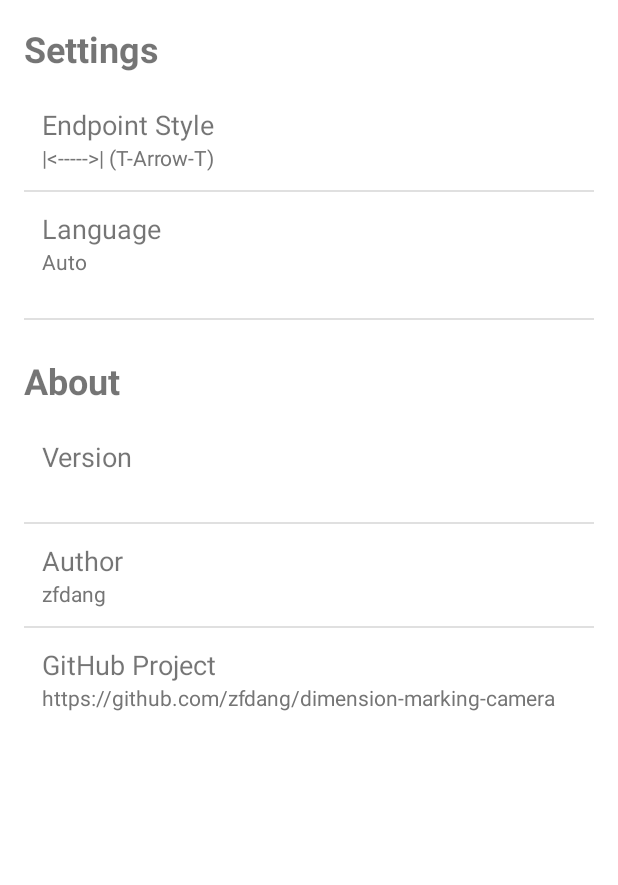
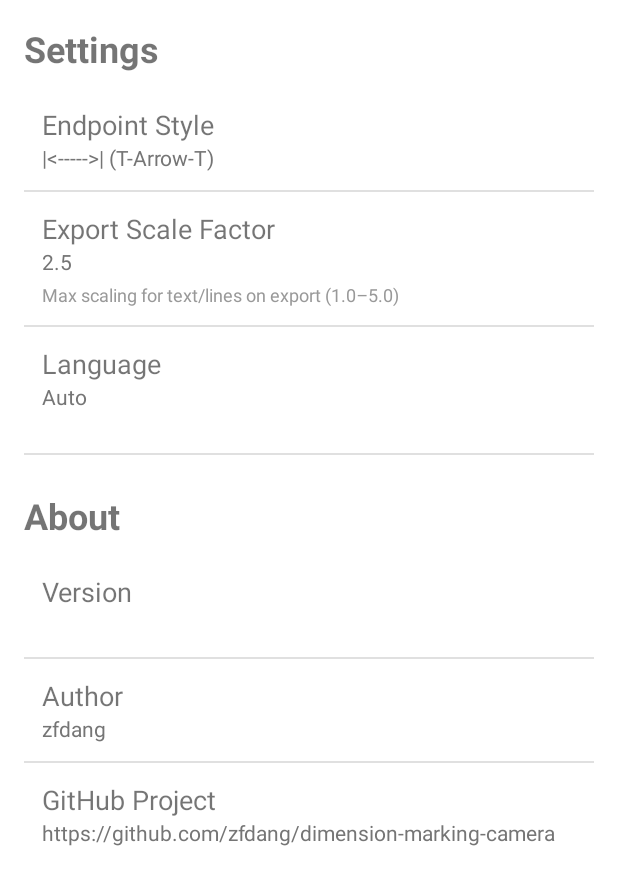
Before and after one commit to zfdang/dimension-marking-camera, an Android app: the layout fragment_settings.xml on its own in the app's theme, with its tools: preview values and no code run, on a phone screen of 412 x 824 dp. Shown: the top 885 px of the screen. Run offline under Robolectric (Android 15) with nearby library versions, the phone set to English and light mode, and no system bars.

Commit message:
refine photo-export, limit the scalefactor of text & line width

```diff
--- a/app/src/main/java/com/zfdang/dimensioncam/utils/Constants.java
+++ b/app/src/main/java/com/zfdang/dimensioncam/utils/Constants.java
@@ -14,8 +14,8 @@ public class Constants {
     public static final float TOUCH_THRESHOLD_DP = 50f;
 
     // Annotation rendering
-    // Base text size for annotation labels
-    public static final float BASE_TEXT_SIZE = 40f;
+    // Base text size for annotation labels (optimized for square root scaling)
+    public static final float BASE_TEXT_SIZE = 48f;
 
     // Shadow layer radius for text readability
     public static final float SHADOW_RADIUS = 2f;
--- a/app/src/main/res/layout/fragment_settings.xml
+++ b/app/src/main/res/layout/fragment_settings.xml
@@ -33,6 +33,42 @@
             android:layout_height="wrap_content"
             android:text="@string/style_t_arrow_t"
             android:textColor="#757575" />
+    </LinearLayout>
+
+    <View
+        android:layout_width="match_parent"
+        android:layout_height="1dp"
+        android:background="#E0E0E0" />
+
+    <!-- Max Scale Factor -->
+    <LinearLayout
+        android:id="@+id/ll_max_scale_factor"
+        android:layout_width="match_parent"
+        android:layout_height="wrap_content"
+        android:orientation="vertical"
+        android:background="?attr/selectableItemBackground"
+        android:padding="12dp">
+
+        <TextView
+            android:layout_width="wrap_content"
+            android:layout_height="wrap_content"
+            android:text="@string/pref_max_scale_factor"
+            android:textSize="18sp" />
+
+        <TextView
+            android:id="@+id/tv_max_scale_factor_value"
+            android:layout_width="wrap_content"
+            android:layout_height="wrap_content"
+            android:text="2.5"
+            android:textColor="#757575" />
+
+        <TextView
+            android:layout_width="wrap_content"
+            android:layout_height="wrap_content"
+            android:text="@string/pref_max_scale_factor_desc"
+            android:textSize="12sp"
+            android:textColor="#999999"
+            android:layout_marginTop="4dp" />
     </LinearLayout>
 
     <View
--- a/app/src/main/res/values/strings.xml
+++ b/app/src/main/res/values/strings.xml
@@ -42,6 +42,8 @@
     <string name="color_black">Black</string>
     <string name="color_purple">Purple</string>
     <string name="pref_language">Language</string>
+    <string name="pref_max_scale_factor">Export Scale Factor</string>
+    <string name="pref_max_scale_factor_desc">Max scaling for text/lines on export (1.0–5.0)</string>
     <string name="pref_about">About</string>
     <string name="pref_version">Version</string>
     <string name="pref_github">GitHub Project</string>
```
Also changed, not shown: app/src/main/java/com/zfdang/dimensioncam/ui/photos/PhotosFragment.java (+8 -4 lines), app/src/main/java/com/zfdang/dimensioncam/ui/settings/SettingsFragment.java (+31 -0 lines), app/src/main/java/com/zfdang/dimensioncam/ui/settings/SettingsManager.java (+13 -1 lines), 9 other files.
